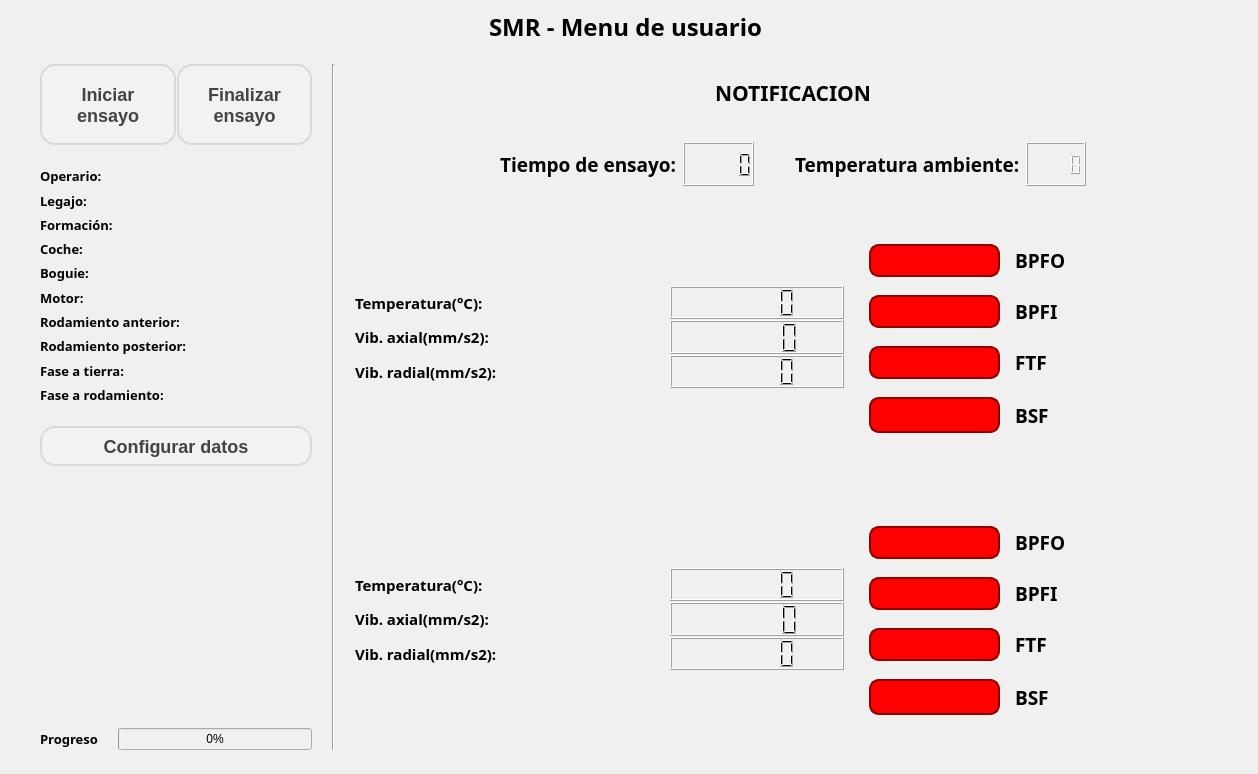
This is app_smr/Qt/win_user.ui in nvargas24/Sistema_medicion_de_rodamientos-SMR as Qt 5 draws it before an edit. The edited form follows.
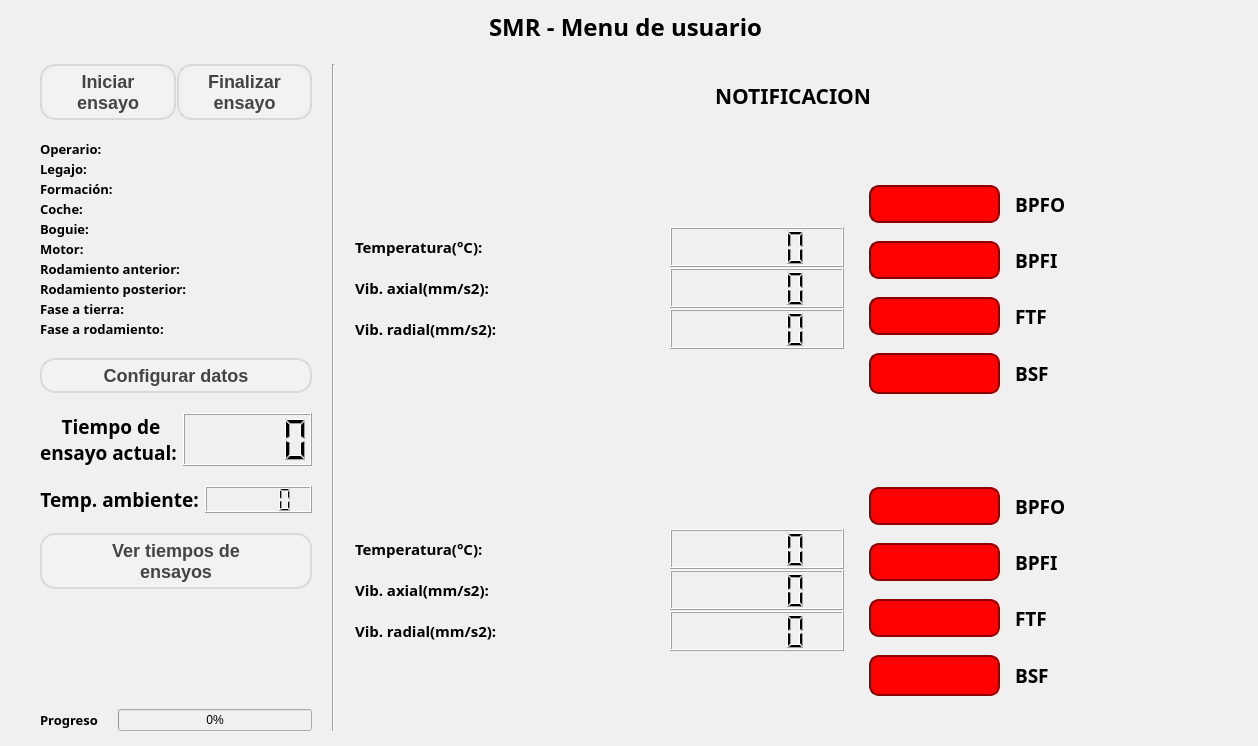
This is the edited form.

Commit message: creo popup de time_ensayo y meas_corrientes

What changed in the file:
```diff
--- a/app_smr/Qt/win_user.ui
+++ b/app_smr/Qt/win_user.ui
@@ -7,7 +7,7 @@
     <x>0</x>
     <y>0</y>
     <width>1258</width>
-    <height>774</height>
+    <height>746</height>
    </rect>
   </property>
   <property name="sizePolicy">
@@ -34,7 +34,7 @@
       <x>20</x>
       <y>10</y>
       <width>1211</width>
-      <height>740</height>
+      <height>721</height>
      </rect>
     </property>
     <layout class="QVBoxLayout" name="verticalLayout_9">
@@ -62,7 +62,7 @@
      <item>
       <layout class="QHBoxLayout" name="horizontalLayout_11" stretch="1,0,3">
        <item>
-        <layout class="QVBoxLayout" name="verticalLayout_7" stretch="2,6,1,6,0">
+        <layout class="QVBoxLayout" name="verticalLayout_7" stretch="2,6,1,0,0,6,0">
          <property name="leftMargin">
           <number>20</number>
          </property>
@@ -552,6 +552,122 @@
            </property>
           </widget>
          </item>
+         <item>
+          <layout class="QVBoxLayout" name="verticalLayout_3">
+           <item>
+            <layout class="QHBoxLayout" name="horizontalLayout_15" stretch="1,1">
+             <property name="spacing">
+              <number>1</number>
+             </property>
+             <item>
+              <widget class="QLabel" name="label_24">
+               <property name="font">
+                <font>
+                 <family>Segoe UI Semibold</family>
+                 <pointsize>14</pointsize>
+                 <weight>75</weight>
+                 <bold>true</bold>
+                </font>
+               </property>
+               <property name="text">
+                <string>Tiempo de
+ensayo actual: </string>
+               </property>
+               <property name="alignment">
+                <set>Qt::AlignCenter</set>
+               </property>
+              </widget>
+             </item>
+             <item>
+              <widget class="QLCDNumber" name="lcd_time_ensayo">
+               <property name="sizePolicy">
+                <sizepolicy hsizetype="Expanding" vsizetype="Expanding">
+                 <horstretch>0</horstretch>
+                 <verstretch>0</verstretch>
+                </sizepolicy>
+               </property>
+              </widget>
+             </item>
+            </layout>
+           </item>
+           <item>
+            <layout class="QHBoxLayout" name="horizontalLayout_16" stretch="1,1">
+             <property name="spacing">
+              <number>1</number>
+             </property>
+             <item>
+              <widget class="QLabel" name="label_23">
+               <property name="font">
+                <font>
+                 <family>Segoe UI Semibold</family>
+                 <pointsize>14</pointsize>
+                 <weight>75</weight>
+                 <bold>true</bold>
+                </font>
+               </property>
+               <property name="text">
+                <string>Temp. ambiente: </string>
+               </property>
+               <property name="alignment">
+                <set>Qt::AlignCenter</set>
+               </property>
+              </widget>
+             </item>
+             <item>
+              <widget class="QLCDNumber" name="lcd_temp_amb">
+               <property name="sizePolicy">
+                <sizepolicy hsizetype="Expanding" vsizetype="Expanding">
+                 <horstretch>0</horstretch>
+                 <verstretch>0</verstretch>
+                </sizepolicy>
+               </property>
+              </widget>
+             </item>
+            </layout>
+           </item>
+          </layout>
+         </item>
+         <item>
+          <widget class="QPushButton" name="btn_finalizar_2">
+           <property name="sizePolicy">
+            <sizepolicy hsizetype="Minimum" vsizetype="Expanding">
+             <horstretch>0</horstretch>
+             <verstretch>0</verstretch>
+            </sizepolicy>
+           </property>
+           <property name="focusPolicy">
+            <enum>Qt::NoFocus</enum>
+           </property>
+           <property name="styleSheet">
+            <string notr="true">QPushButton {
+    background-color: #F2F2F2; /* Color de fondo */
+    border: 2px solid #D9D9D9; /* Borde gris claro */
+    border-radius: 15px; /* Bordes curvos */
+    padding: 5px 10px; /* Espacio interno para texto */
+    font-weight: bold; /* Texto en negrita */
+    font-size: 18px; /* Tamaño de fuente */
+    color: #444444; /* Color de texto */
+}
+
+QPushButton:hover {
+    background-color: #88AEF1; /* Color celeste */
+    border-color: #0078D7; /* Borde celeste */
+    color: #FFFFFF; /* Color de texto blanco */
+}
+
+QPushButton:focus {
+    background-color: #88AEF1; /* Color celeste */
+    border-color: #0078D7; /* Borde celeste */
+    color: #FFFFFF; /* Color de texto blanco */
+	outline: none; /* Elimina el contorno alrededor del QLineEdit al seleccionarlo */
+}</string>
+           </property>
+           <property name="text">
+            <string>Ver tiempos de 
+ensayos</string>
+           </property>
+          </widget>
+         </item>
          <item>
           <spacer name="verticalSpacer">
            <property name="orientation">
@@ -607,7 +723,7 @@
         </widget>
        </item>
        <item>
-        <layout class="QVBoxLayout" name="verticalLayout" stretch="4,3,18,18">
+        <layout class="QVBoxLayout" name="verticalLayout" stretch="4,18,18">
          <item>
           <widget class="QLabel" name="label_notificacion">
            <property name="font">
@@ -626,122 +742,6 @@
            </property>
           </widget>
          </item>
-         <item>
-          <layout class="QHBoxLayout" name="horizontalLayout_14" stretch="4,7,0,8,4">
-           <property name="spacing">
-            <number>1</number>
-           </property>
-           <property name="leftMargin">
-            <number>0</number>
-           </property>
-           <property name="rightMargin">
-            <number>0</number>
-           </property>
-           <item>
-            <spacer name="horizontalSpacer_2">
-             <property name="orientation">
-              <enum>Qt::Horizontal</enum>
-             </property>
-             <property name="sizeHint" stdset="0">
-              <size>
-               <width>40</width>
-               <height>20</height>
-              </size>
-             </property>
-            </spacer>
-           </item>
-           <item>
-            <layout class="QHBoxLayout" name="horizontalLayout_15" stretch="7,4">
-             <property name="spacing">
-              <number>1</number>
-             </property>
-             <item>
-              <widget class="QLabel" name="label_24">
-               <property name="font">
-                <font>
-                 <family>Segoe UI Semibold</family>
-                 <pointsize>14</pointsize>
-                 <weight>75</weight>
-                 <bold>true</bold>
-                </font>
-               </property>
-               <property name="text">
-                <string>Tiempo de ensayo: </string>
-               </property>
-              </widget>
-             </item>
-             <item>
-              <widget class="QLCDNumber" name="lcd_time_ensayo">
-               <property name="sizePolicy">
-                <sizepolicy hsizetype="Expanding" vsizetype="Expanding">
-                 <horstretch>0</horstretch>
-                 <verstretch>0</verstretch>
-                </sizepolicy>
-               </property>
-              </widget>
-             </item>
-            </layout>
-           </item>
-           <item>
-            <spacer name="horizontalSpacer_3">
-             <property name="orientation">
-              <enum>Qt::Horizontal</enum>
-             </property>
-             <property name="sizeHint" stdset="0">
-              <size>
-               <width>40</width>
-               <height>20</height>
-              </size>
-             </property>
-            </spacer>
-           </item>
-           <item>
-            <layout class="QHBoxLayout" name="horizontalLayout_16" stretch="7,4">
-             <property name="spacing">
-              <number>1</number>
-             </property>
-             <item>
-              <widget class="QLabel" name="label_23">
-               <property name="font">
-                <font>
-                 <family>Segoe UI Semibold</family>
-                 <pointsize>14</pointsize>
-                 <weight>75</weight>
-                 <bold>true</bold>
-                </font>
-               </property>
-               <property name="text">
-                <string>Temperatura ambiente: </string>
-               </property>
-              </widget>
-             </item>
-             <item>
-              <widget class="QLCDNumber" name="lcd_temp_amb">
-               <property name="sizePolicy">
-                <sizepolicy hsizetype="Expanding" vsizetype="Expanding">
-                 <horstretch>0</horstretch>
-                 <verstretch>0</verstretch>
-                </sizepolicy>
-               </property>
-              </widget>
-             </item>
-            </layout>
-           </item>
-           <item>
-            <spacer name="horizontalSpacer">
-             <property name="orientation">
-              <enum>Qt::Horizontal</enum>
-             </property>
-             <property name="sizeHint" stdset="0">
-              <size>
-               <width>40</width>
-               <height>20</height>
-              </size>
-             </property>
-            </spacer>
-           </item>
-          </layout>
-         </item>
          <item>
           <layout class="QHBoxLayout" name="horizontalLayout_73" stretch="4,9,3">
            <property name="bottomMargin">
```
The commit also changes 5 other files.
